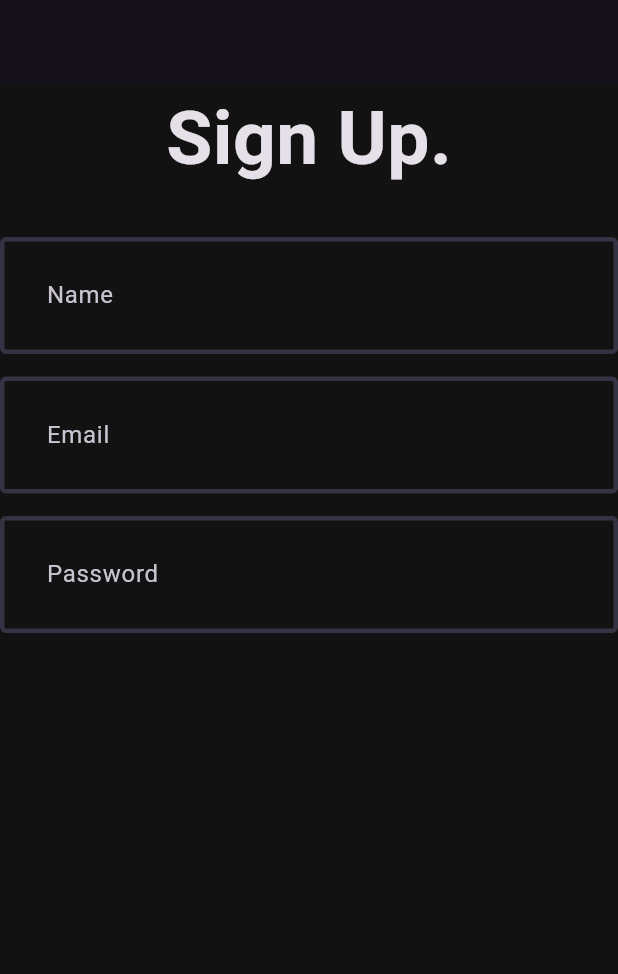
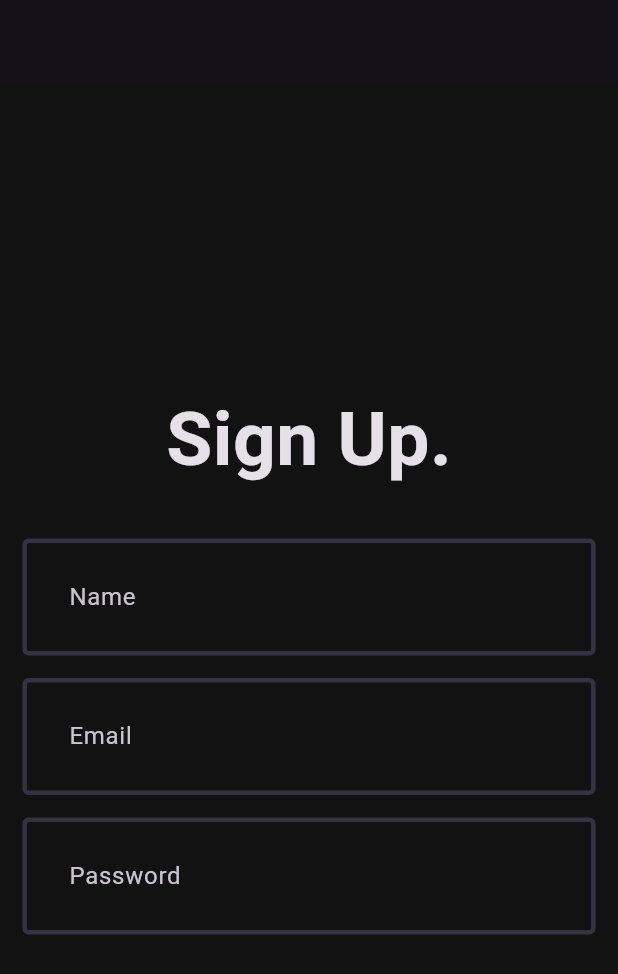
Before and after one commit to churchillotiende/music_app, a Flutter app: the screen it shows after launch, on a phone screen of 412 x 824 dp. Shown: the top 974 px of the screen. Run offline on Flutter 3.47's test engine with Material 3 defaults, Android fonts, the phone set to English and light mode, and no system bars.

Commit message:
chore: using the mainAxisAlignment widget

```diff
--- a/client/lib/features/auth/view/pages/signup_page.dart
+++ b/client/lib/features/auth/view/pages/signup_page.dart
@@ -13,7 +13,10 @@ class _SignUpPageState extends State<SignUpPage> {
   Widget build(BuildContext context) {
     return Scaffold(
       appBar: AppBar(),
-      body: Column(
+      body: Padding(
+        padding: const EdgeInsets.all(15.0),
+        child: Column(
+          mainAxisAlignment: MainAxisAlignment.center,
           children: [
             const Text(
               "Sign Up.",
@@ -38,6 +41,7 @@ class _SignUpPageState extends State<SignUpPage> {
             CustomField(hintText: "Password"),
           ],
         ),
+      ),
     );
   }
 }
```
Lines whose indentation alone changed are shown as unchanged.
